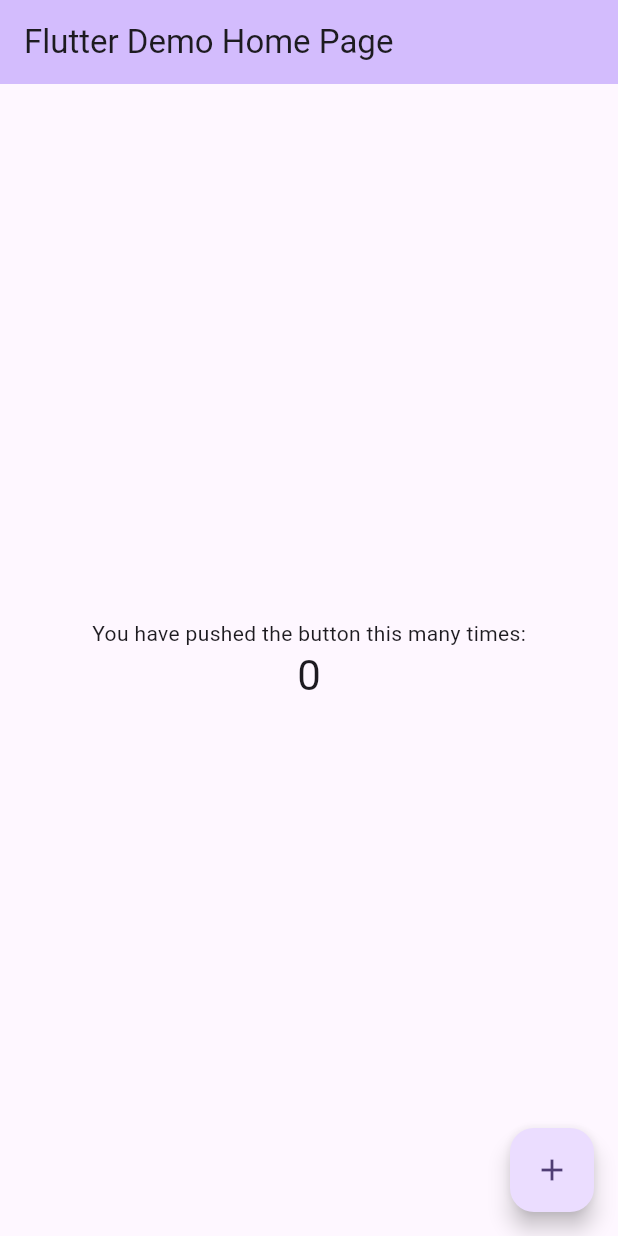
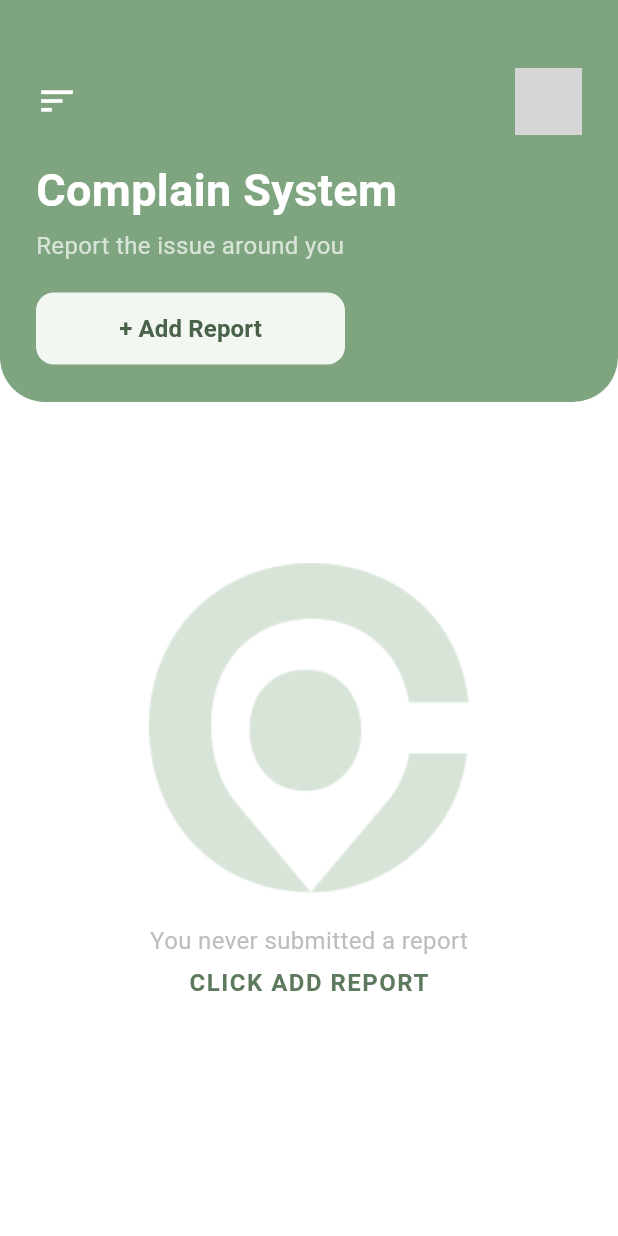
Before and after one commit to PBPgasal-C01/court-finder-mobile, a Flutter app: the screen it shows after launch, on a phone screen of 412 x 824 dp. Run offline on Flutter 3.47's test engine with Material 3 defaults, Android fonts, the phone set to English and light mode, and no system bars; network calls fail; Roboto replaces fonts that are missing (Poppins); grey boxes are pictures that could not be loaded.

Commit message:
landing page sementara

```diff
--- a/lib/main.dart
+++ b/lib/main.dart
@@ -1,4 +1,5 @@
 import 'package:flutter/material.dart';
+import 'package:court_finder_mobile/screens_complain/menu_complain.dart';
 
 void main() {
   runApp(const MyApp());
@@ -7,116 +8,22 @@
 class MyApp extends StatelessWidget {
   const MyApp({super.key});
 
-  // This widget is the root of your application.
   @override
   Widget build(BuildContext context) {
     return MaterialApp(
-      title: 'Flutter Demo',
+      title: 'Court Finder',
+      debugShowCheckedModeBanner: false,
       theme: ThemeData(
-        // This is the theme of your application.
-        //
-        // TRY THIS: Try running your application with "flutter run". You'll see
-        // the application has a purple toolbar. Then, without quitting the app,
-        // try changing the seedColor in the colorScheme below to Colors.green
-        // and then invoke "hot reload" (save your changes or press the "hot
-        // reload" button in a Flutter-supported IDE, or press "r" if you used
-        // the command line to start the app).
-        //
-        // Notice that the counter didn't reset back to zero; the application
-        // state is not lost during the reload. To reset the state, use hot
-        // restart instead.
-        //
-        // This works for code too, not just values: Most code changes can be
-        // tested with just a hot reload.
-        colorScheme: ColorScheme.fromSeed(seedColor: Colors.deepPurple),
+        colorScheme: ColorScheme.fromSeed(
+          seedColor: const Color(0xFF7FA580),
+          primary: const Color(0xFF7FA580),
+          secondary: const Color(0xFF4E634B),
+        ),
+        useMaterial3: true,
+        fontFamily: 'Poppins',
       ),
-      home: const MyHomePage(title: 'Flutter Demo Home Page'),
+
+      home: const ComplaintScreen(),
     );
   }
 }
-
-class MyHomePage extends StatefulWidget {
-  const MyHomePage({super.key, required this.title});
-
-  // This widget is the home page of your application. It is stateful, meaning
-  // that it has a State object (defined below) that contains fields that affect
-  // how it looks.
-
-  // This class is the configuration for the state. It holds the values (in this
-  // case the title) provided by the parent (in this case the App widget) and
-  // used by the build method of the State. Fields in a Widget subclass are
-  // always marked "final".
-
-  final String title;
-
-  @override
-  State<MyHomePage> createState() => _MyHomePageState();
-}
-
-class _MyHomePageState extends State<MyHomePage> {
-  int _counter = 0;
-
-  void _incrementCounter() {
-    setState(() {
-      // This call to setState tells the Flutter framework that something has
-      // changed in this State, which causes it to rerun the build method below
-      // so that the display can reflect the updated values. If we changed
-      // _counter without calling setState(), then the build method would not be
-      // called again, and so nothing would appear to happen.
-      _counter++;
-    });
-  }
-
-  @override
-  Widget build(BuildContext context) {
-    // This method is rerun every time setState is called, for instance as done
-    // by the _incrementCounter method above.
-    //
-    // The Flutter framework has been optimized to make rerunning build methods
-    // fast, so that you can just rebuild anything that needs updating rather
-    // than having to individually change instances of widgets.
-    return Scaffold(
-      appBar: AppBar(
-        // TRY THIS: Try changing the color here to a specific color (to
-        // Colors.amber, perhaps?) and trigger a hot reload to see the AppBar
-        // change color while the other colors stay the same.
-        backgroundColor: Theme.of(context).colorScheme.inversePrimary,
-        // Here we take the value from the MyHomePage object that was created by
-        // the App.build method, and use it to set our appbar title.
-        title: Text(widget.title),
-      ),
-      body: Center(
-        // Center is a layout widget. It takes a single child and positions it
-        // in the middle of the parent.
-        child: Column(
-          // Column is also a layout widget. It takes a list of children and
-          // arranges them vertically. By default, it sizes itself to fit its
-          // children horizontally, and tries to be as tall as its parent.
-          //
-          // Column has various properties to control how it sizes itself and
-          // how it positions its children. Here we use mainAxisAlignment to
-          // center the children vertically; the main axis here is the vertical
-          // axis because Columns are vertical (the cross axis would be
-          // horizontal).
-          //
-          // TRY THIS: Invoke "debug painting" (choose the "Toggle Debug Paint"
-          // action in the IDE, or press "p" in the console), to see the
-          // wireframe for each widget.
-          mainAxisAlignment: MainAxisAlignment.center,
-          children: <Widget>[
-            const Text('You have pushed the button this many times:'),
-            Text(
-              '$_counter',
-              style: Theme.of(context).textTheme.headlineMedium,
-            ),
-          ],
-        ),
-      ),
-      floatingActionButton: FloatingActionButton(
-        onPressed: _incrementCounter,
-        tooltip: 'Increment',
-        child: const Icon(Icons.add),
-      ), // This trailing comma makes auto-formatting nicer for build methods.
-    );
-  }
-}
--- /dev/null
+++ b/lib/screens_complain/menu_complain.dart
@@ -0,0 +1,55 @@
+import 'package:flutter/material.dart';
+import 'package:court_finder_mobile/widgets_complain/complaint_header.dart';
+
+class ComplaintScreen extends StatelessWidget {
+  const ComplaintScreen({super.key});
+  final Color primaryGreen = const Color(0xFF7FA580);
+  final Color darkGreen = const Color(0xFF5E7A5E);
+
+  @override
+  Widget build(BuildContext context) {
+    return Scaffold(
+      backgroundColor: Colors.white,
+      body: Column(
+        children: [
+          ComplaintHeader(
+            onAddReportPressed: () {
+              print("Tombol Add Report Ditekan");
+            },
+          ),
+
+          Expanded(
+            child: Column(
+              mainAxisAlignment: MainAxisAlignment.center,
+              children: [
+                Image.asset(
+                  'assets/images/logo_court_finder.png',
+                  height: 220,
+                  fit: BoxFit.contain,
+                  color: primaryGreen.withOpacity(0.4),
+                  colorBlendMode: BlendMode.srcIn,
+                ),
+                const SizedBox(height: 20),
+                Text(
+                  "You never submitted a report",
+                  style: TextStyle(color: Colors.grey[400], fontSize: 16),
+                ),
+                const SizedBox(height: 5),
+                Text(
+                  "CLICK ADD REPORT",
+                  style: TextStyle(
+                    color: darkGreen,
+                    fontSize: 16,
+                    fontWeight: FontWeight.bold,
+                    letterSpacing: 1.0,
+                  ),
+                ),
+                const SizedBox(height: 50),
+              ],
+            ),
+          ),
+        ],
+      ),
+    );
+  }
+}
--- /dev/null
+++ b/lib/widgets_complain/complaint_header.dart
@@ -0,0 +1,98 @@
+import 'package:flutter/material.dart';
+
+class ComplaintHeader extends StatelessWidget {
+  final VoidCallback onAddReportPressed;
+
+  const ComplaintHeader({
+    super.key,
+    required this.onAddReportPressed,
+  });
+
+  final Color primaryGreen = const Color(0xFF7FA580);
+  final Color textGreen = const Color(0xFF4A614A);
+  final Color bgGreen = const Color(0xFFF2F7F2);
+
+  @override
+  Widget build(BuildContext context) {
+    return Container(
+      padding: const EdgeInsets.fromLTRB(24, 45, 24, 25),
+      decoration: BoxDecoration(
+        color: primaryGreen,
+        borderRadius: const BorderRadius.only(
+          bottomLeft: Radius.circular(30),
+          bottomRight: Radius.circular(30),
+        ),
+      ),
+      child: Column(
+        crossAxisAlignment: CrossAxisAlignment.start,
+        mainAxisSize: MainAxisSize.min,
+        children: [
+          Row(
+            mainAxisAlignment: MainAxisAlignment.spaceBetween,
+            children: [
+              const Icon(Icons.sort, color: Colors.white, size: 28),
+              Container(
+                width: 45,
+                height: 45,
+                decoration: BoxDecoration(
+                  borderRadius: BorderRadius.circular(12),
+                  image: const DecorationImage(
+                    image: NetworkImage('https://i.pravatar.cc/150?img=11'),
+                    fit: BoxFit.cover,
+                  ),
+                ),
+              ),
+            ],
+          ),
+
+          const SizedBox(height: 15),
+
+          const Text(
+            "Complain System",
+            style: TextStyle(
+              color: Colors.white,
+              fontSize: 30,
+              fontWeight: FontWeight.bold,
+            ),
+          ),
+          const SizedBox(height: 4),
+
+          const Text(
+            "Report the issue around you",
+            style: TextStyle(
+              color: Colors.white70,
+              fontSize: 16,
+            ),
+          ),
+
+          const SizedBox(height: 20),
+
+          SizedBox(
+            width: MediaQuery.of(context).size.width * 0.5,
+            height: 48,
+            child: ElevatedButton(
+              onPressed: onAddReportPressed,
+              style: ElevatedButton.styleFrom(
+                backgroundColor: bgGreen,
+                foregroundColor: Colors.black87,
+                padding: EdgeInsets.zero,
+                shape: RoundedRectangleBorder(
+                  borderRadius: BorderRadius.circular(12),
+                ),
+                elevation: 0,
+              ),
+              child: Text(
+                "+ Add Report",
+                style: TextStyle(
+                  fontSize: 16,
+                  fontWeight: FontWeight.w600,
+                  color: textGreen,
+                ),
+              ),
+            ),
+          ),
+        ],
+      ),
+    );
+  }
+}
--- a/pubspec.yaml
+++ b/pubspec.yaml
@@ -56,7 +56,8 @@
   # included with your application, so that you can use the icons in
   # the material Icons class.
   uses-material-design: true
-
+  assets:
+    - assets/images/
   # To add assets to your application, add an assets section, like this:
   # assets:
   #   - images/a_dot_burr.jpeg
```
Also changed, not shown: lib/screens_complain/menu_admin_complaint.dart (added, +89 -0 lines), lib/widgets_complain/admin_header.dart (added, +66 -0 lines), assets/images/logo_court_finder.png (added).
